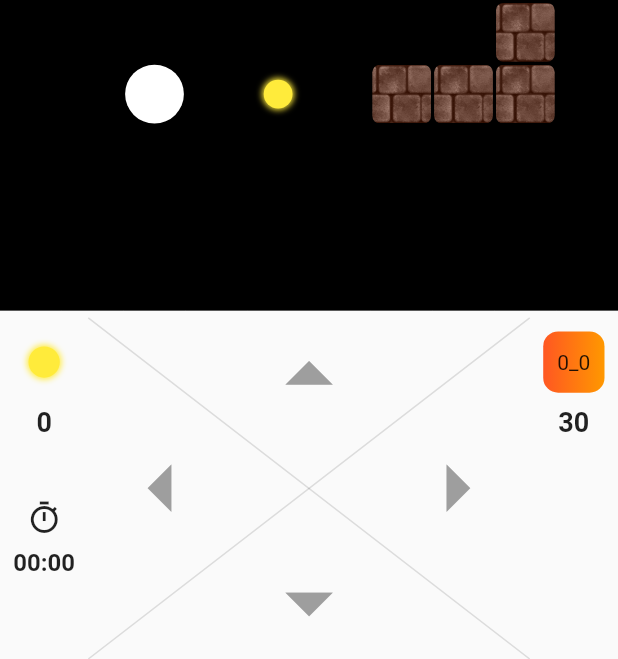
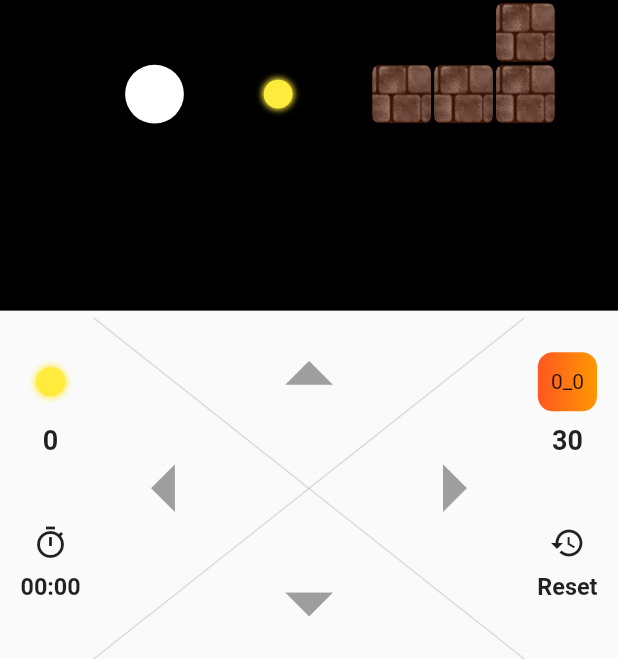
Before and after one commit to gerardggf/cubetis, a Flutter app: the screen it shows after launch, on a phone screen of 412 x 824 dp, the part 577-1236 px from its top. Run offline on Flutter 3.47's test engine with Material 2 defaults, Android fonts, the phone set to English and light mode, and no system bars; our stand-ins replace cloud_firestore, firebase_core, flutter_riverpod, freezed_annotation, go_router, shared_preferences; accounts and stored records are empty; generated files the repository leaves out were written again.

Commit message:
minor changes

```diff
--- a/lib/presentation/modules/home/game_widget.dart
+++ b/lib/presentation/modules/home/game_widget.dart
@@ -8,6 +8,7 @@ import 'package:cubetis/presentation/objects/finish.dart';
 import 'package:cubetis/presentation/objects/player.dart';
 import 'package:cubetis/presentation/objects/wall.dart';
 import 'package:cubetis/presentation/utils/date_time_conversions.dart';
+import 'package:cubetis/presentation/utils/dialogs/show_warning_dialog.dart';
 import 'package:flutter/material.dart';
 import 'package:flutter_riverpod/flutter_riverpod.dart';
 
@@ -39,7 +40,6 @@ class _GameWidgetState extends ConsumerState<GameWidget> {
               notifier.updateIsPlaying(false);
               return;
             }
-            notifier.updateIsPlaying(true);
           },
           onTapDown: (details) {
             notifier.onScreenTapDown(
@@ -93,6 +93,7 @@ class _GameWidgetState extends ConsumerState<GameWidget> {
           child: Row(
             crossAxisAlignment: CrossAxisAlignment.start,
             children: [
+              const SizedBox(width: 5),
               Expanded(
                 child: Column(
                   children: [
@@ -111,6 +112,7 @@ class _GameWidgetState extends ConsumerState<GameWidget> {
                         data: secondsToTime(controller.gameTimerInSeconds),
                       ),
                     ),
+                    const SizedBox(height: 15),
                   ],
                 ),
               ),
@@ -118,6 +120,9 @@ class _GameWidgetState extends ConsumerState<GameWidget> {
                 flex: 5,
                 child: _buildPadControl(), //_buildButtonControl(notifier),
               ),
+              Expanded(
+                child: Column(
+                  children: [
                     Expanded(
                       child: _buildDataItem(
                         firstWidget: const AspectRatio(
@@ -127,6 +132,29 @@ class _GameWidgetState extends ConsumerState<GameWidget> {
                         data: controller.lives.toString(),
                       ),
                     ),
+                    Expanded(
+                      child: _buildDataItem(
+                        firstWidget: const Icon(Icons.restore),
+                        data: 'Reset',
+                        onPressed: () {
+                          showCustomWarningDialog(
+                            context: context,
+                            title: 'Reiniciar niveles',
+                            content:
+                                '¿Quieres reiniciar todos los parámetros y los niveles?',
+                            onPressedConfirm: () {
+                              Navigator.pop(context);
+                              notifier.restartFromZero();
+                            },
+                          );
+                        },
+                      ),
+                    ),
+                    const SizedBox(height: 15),
+                  ],
+                ),
+              ),
+              const SizedBox(width: 5),
             ],
           ),
         ),
@@ -137,8 +165,13 @@ class _GameWidgetState extends ConsumerState<GameWidget> {
   Widget _buildDataItem({
     required Widget firstWidget,
     required String data,
+    VoidCallback? onPressed,
   }) {
-    return Column(
+    return GestureDetector(
+      onTap: onPressed,
+      child: Column(
+        mainAxisAlignment: MainAxisAlignment.center,
+        crossAxisAlignment: CrossAxisAlignment.center,
         children: [
           Padding(
             padding: const EdgeInsets.all(8),
@@ -158,6 +191,7 @@ class _GameWidgetState extends ConsumerState<GameWidget> {
             ),
           ),
         ],
+      ),
     );
   }
 
@@ -277,6 +311,7 @@ class _GameWidgetState extends ConsumerState<GameWidget> {
             onPressed: () async {
               await notifier
                   .loadLevel(ref.read(preferencesRepositoryProvider).level);
+
               notifier.startGame();
             },
             child: const Text(
@@ -297,6 +332,7 @@ class _GameWidgetState extends ConsumerState<GameWidget> {
             onPressed: () async {
               await notifier
                   .loadLevel(ref.read(preferencesRepositoryProvider).level);
+
               notifier.startGame();
             },
             child: const Text(
```
Also changed, not shown: lib/presentation/modules/home/home_controller.dart (+14 -1 lines), lib/presentation/modules/levels/levels_view.dart (+8 -0 lines). Lines whose indentation alone changed are shown as unchanged.
